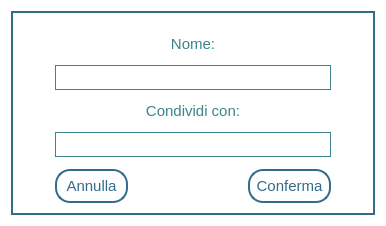
Before: the Qt Designer form Client/nuovo.ui in MarcoFlo/Google-Drive, drawn with Qt 5.
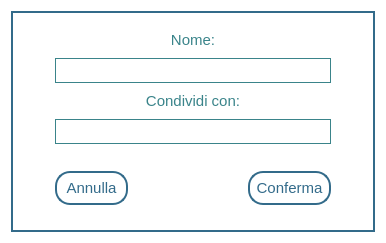
After: the same form once the commit is applied.

```diff
--- a/Client/nuovo.ui
+++ b/Client/nuovo.ui
@@ -165,11 +165,14 @@
          <number>32</number>
         </property>
         <property name="topMargin">
-         <number>0</number>
+         <number>15</number>
         </property>
         <property name="rightMargin">
          <number>32</number>
         </property>
+        <property name="bottomMargin">
+         <number>15</number>
+        </property>
         <item>
          <widget class="QPushButton" name="Annulla">
           <property name="styleSheet">
```
